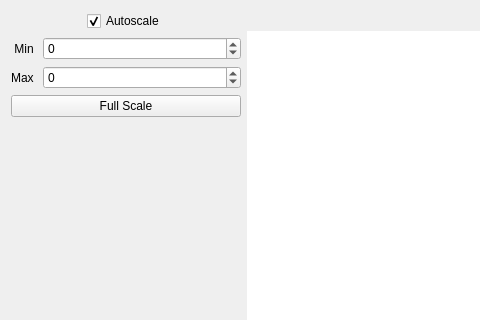
janis-hag/kalao-ics, file guis/ui/fli.ui: the form before one commit; both pictures show x 0 to 480 and y 0 to 320 of the 823 by 494 pixel window.
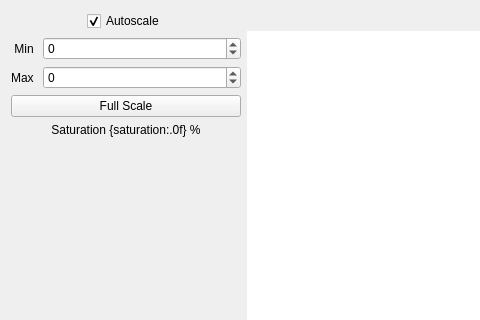
The form after the commit. Custom widgets are drawn as their Qt base class.

What changed in the file:
```diff
--- a/guis/ui/fli.ui
+++ b/guis/ui/fli.ui
@@ -128,12 +128,9 @@
         </widget>
        </item>
        <item row="5" column="0" colspan="2">
-        <widget class="QLabel" name="saturation_label">
-         <property name="styleSheet">
-          <string notr="true">color: #ed1515;</string>
-         </property>
+        <widget class="KLabel" name="saturation_label">
          <property name="text">
-          <string/>
+          <string>Saturation {saturation:.0f} %</string>
          </property>
          <property name="alignment">
           <set>Qt::AlignCenter</set>
```
